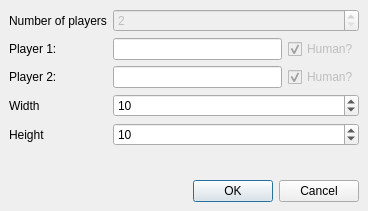
Before: the Qt Designer form src/newgamedialog.ui in KDE/ksquares, drawn with Qt 5.
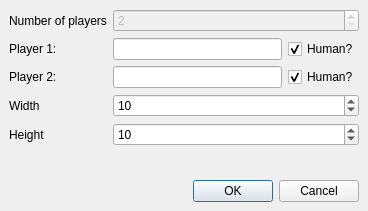
After: the same form once the commit is applied.

Diff of the .ui file:
```diff
--- a/src/newgamedialog.ui
+++ b/src/newgamedialog.ui
@@ -110,7 +110,7 @@
      <item row="1" column="2" >
       <widget class="QCheckBox" name="playerOneHuman" >
        <property name="enabled" >
-        <bool>false</bool>
+        <bool>true</bool>
        </property>
        <property name="text" >
         <string>Human?</string>
@@ -123,7 +123,7 @@
      <item row="2" column="2" >
       <widget class="QCheckBox" name="playerTwoHuman" >
        <property name="enabled" >
-        <bool>false</bool>
+        <bool>true</bool>
        </property>
        <property name="text" >
         <string>Human?</string>
```
